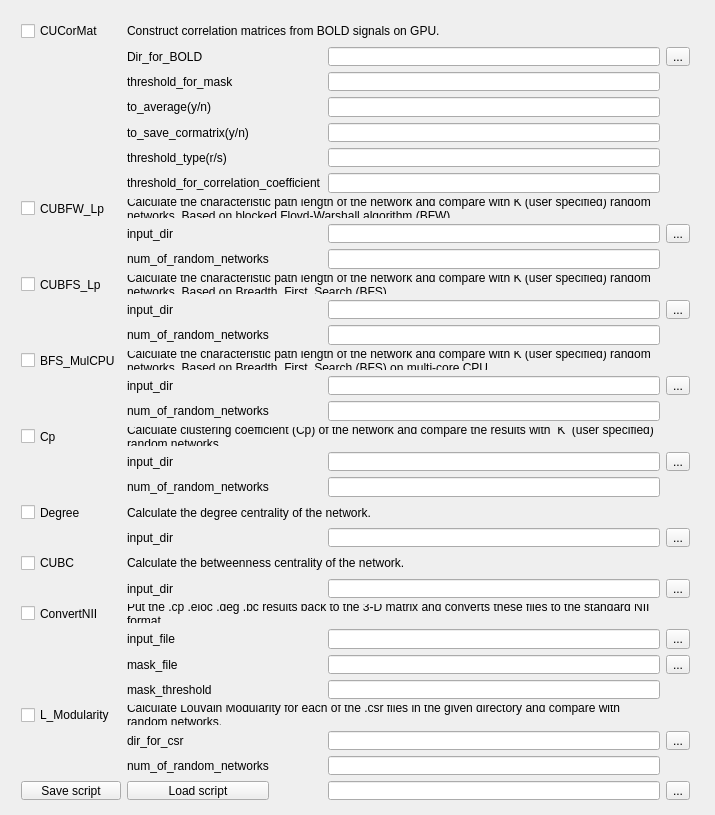
This is BNALauncher/mainwindow.ui in phisiart/BNALauncher as Qt 5 draws it before an edit. The edited form follows.
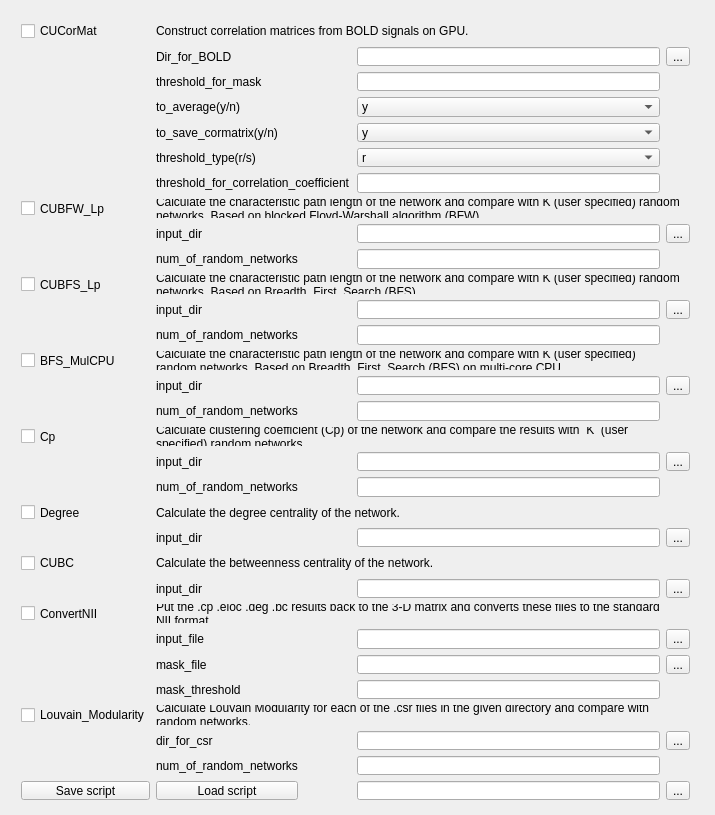
This is the edited form.

Commit message: Update Louvain and comboBox

```diff
--- a/BNALauncher/mainwindow.ui
+++ b/BNALauncher/mainwindow.ui
@@ -65,9 +65,6 @@
        </property>
       </widget>
      </item>
-     <item row="4" column="6">
-      <widget class="QLineEdit" name="lineEditCUCorMat_to_save_cormatrix"/>
-     </item>
      <item row="0" column="1" colspan="6">
       <widget class="QLabel" name="label">
        <property name="font">
@@ -138,9 +135,6 @@
      <item row="8" column="6">
       <widget class="QLineEdit" name="lineEditCUBFW_Lp_input_dir"/>
      </item>
-     <item row="3" column="6">
-      <widget class="QLineEdit" name="lineEditCUCorMat_to_average"/>
-     </item>
      <item row="7" column="1" colspan="7">
       <widget class="QLabel" name="label_2">
        <property name="text">
@@ -365,9 +359,6 @@
        </property>
       </widget>
      </item>
-     <item row="5" column="6">
-      <widget class="QLineEdit" name="lineEditCUCorMat_threshold_type"/>
-     </item>
      <item row="26" column="6">
       <widget class="QLineEdit" name="lineEditConvertNII_mask_threshold"/>
      </item>
@@ -419,7 +410,7 @@
      <item row="27" column="0">
       <widget class="QCheckBox" name="checkL_Modularity">
        <property name="text">
-        <string>L_Modularity</string>
+        <string>Louvain_Modularity</string>
        </property>
       </widget>
      </item>
@@ -514,6 +505,57 @@
      <item row="30" column="6">
       <widget class="QLineEdit" name="lineEditSaveDir"/>
      </item>
+     <item row="3" column="6">
+      <widget class="QComboBox" name="comboBoxCUCorMat_to_average">
+       <property name="editable">
+        <bool>false</bool>
+       </property>
+       <item>
+        <property name="text">
+         <string>y</string>
+        </property>
+       </item>
+       <item>
+        <property name="text">
+         <string>n</string>
+        </property>
+       </item>
+      </widget>
+     </item>
+     <item row="4" column="6">
+      <widget class="QComboBox" name="comboBoxCUCorMat_to_save_cormatrix">
+       <property name="editable">
+        <bool>false</bool>
+       </property>
+       <item>
+        <property name="text">
+         <string>y</string>
+        </property>
+       </item>
+       <item>
+        <property name="text">
+         <string>n</string>
+        </property>
+       </item>
+      </widget>
+     </item>
+     <item row="5" column="6">
+      <widget class="QComboBox" name="comboBoxCUCorMat_threshold_type">
+       <property name="editable">
+        <bool>false</bool>
+       </property>
+       <item>
+        <property name="text">
+         <string>r</string>
+        </property>
+       </item>
+       <item>
+        <property name="text">
+         <string>s</string>
+        </property>
+       </item>
+      </widget>
+     </item>
     </layout>
    </widget>
   </widget>
```
The commit also changes 6 other files.
